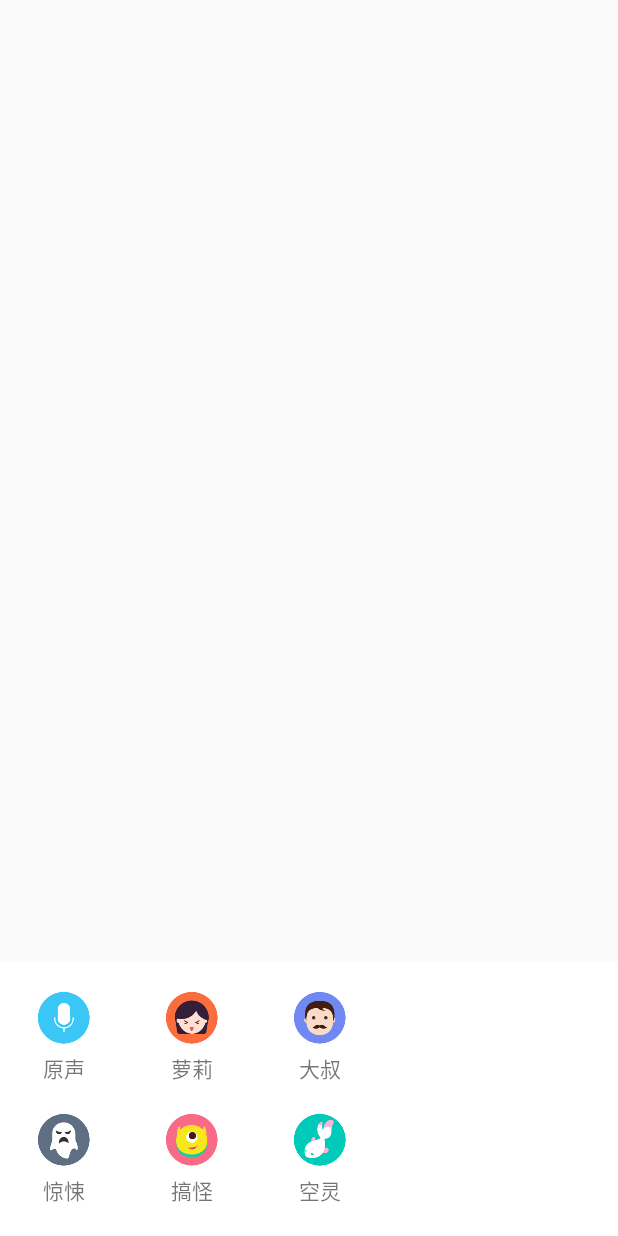
After one commit to JingMeng/ChangeVoice, an Android app: the layout qq_activity.xml on its own in the app's theme, with its tools: preview values and no code run, on a phone screen of 412 x 824 dp. The commit adds this screen. Run offline under Robolectric (Android 15) with nearby library versions, the phone set to English and light mode, and no system bars.

Commit message:
原声播放

```diff
--- a/app/src/main/AndroidManifest.xml
+++ b/app/src/main/AndroidManifest.xml
@@ -1,6 +1,9 @@
 <?xml version="1.0" encoding="utf-8"?>
 <manifest xmlns:android="http://schemas.android.com/apk/res/android"
     package="com.sinieco.changevoice">
+    <uses-permission android:name="android.permission.WRITE_EXTERNAL_STORAGE"/>
+    <uses-permission android:name="android.permission.READ_EXTERNAL_STORAGE"/>
+    <uses-permission android:name="android.permission.RECORD_AUDIO"/>
 
     <application
         android:allowBackup="true"
@@ -9,7 +12,7 @@
         android:roundIcon="@mipmap/ic_launcher_round"
         android:supportsRtl="true"
         android:theme="@style/AppTheme">
-        <activity android:name=".MainActivity">
+        <activity android:name=".QQVoiceActivity">
             <intent-filter>
                 <action android:name="android.intent.action.MAIN" />
 
--- /dev/null
+++ b/app/src/main/res/layout/qq_activity.xml
@@ -0,0 +1,115 @@
+<RelativeLayout xmlns:android="http://schemas.android.com/apk/res/android"
+    xmlns:tools="http://schemas.android.com/tools"
+    android:layout_width="match_parent"
+    android:layout_height="match_parent" >
+
+    <LinearLayout
+        android:layout_width="fill_parent"
+        android:layout_height="wrap_content"
+        android:layout_alignParentBottom="true"
+        android:orientation="vertical"
+        android:background="#FFF"
+        android:paddingBottom="20dp" >
+
+        <LinearLayout
+            android:layout_width="wrap_content"
+            android:layout_height="wrap_content"
+            android:orientation="horizontal"
+            android:layout_marginTop="20dp">
+
+            <LinearLayout
+                android:layout_width="wrap_content"
+                android:layout_height="wrap_content"
+                android:orientation="vertical">
+                <ImageView
+                    android:id="@+id/btn_record"
+                    style="@style/AudioImgStyle"
+                    android:src="@mipmap/record"
+                    android:onClick="mFix"/>
+                <TextView
+                    style="@style/AudioTextStyle"
+                    android:text="原声"/>
+            </LinearLayout>
+
+            <LinearLayout
+                android:layout_width="wrap_content"
+                android:layout_height="wrap_content"
+                android:orientation="vertical">
+                <ImageView
+                    android:id="@+id/btn_luoli"
+                    style="@style/AudioImgStyle"
+                    android:src="@mipmap/luoli"
+                    android:onClick="mFix"/>
+                <TextView
+                    style="@style/AudioTextStyle"
+                    android:text="萝莉"/>
+            </LinearLayout>
+
+
+            <LinearLayout
+                android:layout_width="wrap_content"
+                android:layout_height="wrap_content"
+                android:orientation="vertical">
+                <ImageView
+                    android:id="@+id/btn_dashu"
+                    style="@style/AudioImgStyle"
+                    android:src="@mipmap/dashu"
+                    android:onClick="mFix"/>
+                <TextView
+                    style="@style/AudioTextStyle"
+                    android:text="大叔"/>
+            </LinearLayout>
+        </LinearLayout>
+
+        <LinearLayout
+            android:layout_width="wrap_content"
+            android:layout_height="wrap_content"
+            android:orientation="horizontal"
+            android:layout_marginTop="20dp">
+
+            <LinearLayout
+                android:layout_width="wrap_content"
+                android:layout_height="wrap_content"
+                android:orientation="vertical">
+                <ImageView
+                    android:id="@+id/btn_jingsong"
+                    style="@style/AudioImgStyle"
+                    android:src="@mipmap/jingsong"
+                    android:onClick="mFix"/>
+                <TextView
+                    style="@style/AudioTextStyle"
+                    android:text="惊悚"/>
+            </LinearLayout>
+
+            <LinearLayout
+                android:layout_width="wrap_content"
+                android:layout_height="wrap_content"
+                android:orientation="vertical">
+                <ImageView
+                    android:id="@+id/btn_gaoguai"
+                    style="@style/AudioImgStyle"
+                    android:src="@mipmap/gaoguai"
+                    android:onClick="mFix"/>
+                <TextView
+                    style="@style/AudioTextStyle"
+                    android:text="搞怪"/>
+            </LinearLayout>
+
+            <LinearLayout
+                android:layout_width="wrap_content"
+                android:layout_height="wrap_content"
+                android:orientation="vertical">
+                <ImageView
+                    android:id="@+id/btn_kongling"
+                    style="@style/AudioImgStyle"
+                    android:src="@mipmap/kongling"
+                    android:onClick="mFix"/>
+                <TextView
+                    style="@style/AudioTextStyle"
+                    android:text="空灵"/>
+            </LinearLayout>
+        </LinearLayout>
+    </LinearLayout>
+
+
+</RelativeLayout>
--- a/app/src/main/res/values/styles.xml
+++ b/app/src/main/res/values/styles.xml
@@ -8,4 +8,18 @@
         <item name="colorAccent">@color/colorAccent</item>
     </style>
 
+    <style name="AudioImgStyle">
+        <item name="android:layout_width">wrap_content</item>
+        <item name="android:layout_height">wrap_content</item>
+        <item name="android:layout_marginLeft">25dp</item>
+        <item name="android:layout_marginRight">25dp</item>
+    </style>
+
+    <style name="AudioTextStyle">
+        <item name="android:layout_width">wrap_content</item>
+        <item name="android:layout_height">wrap_content</item>
+        <item name="android:layout_marginTop">5dp</item>
+        <item name="android:layout_gravity">center_horizontal</item>
+    </style>
+
 </resources>
```
Also changed, not shown: app/src/main/java/com/sinieco/changevoice/EffectUtils.java (added, +24 -0 lines), app/src/main/java/com/sinieco/changevoice/QQVoiceActivity.java (added, +57 -0 lines), app/src/main/java/com/sinieco/changevoice/XPermissionUtils.java (added, +95 -0 lines), app/src/main/res/mipmap-xxhdpi/btn_record.png (added), app/src/main/res/mipmap-xxhdpi/dashu.png (added), app/src/main/res/mipmap-xxhdpi/gaoguai.png (added), app/src/main/res/mipmap-xxhdpi/jingsong.png (added), app/src/main/res/mipmap-xxhdpi/kongling.PNG (added), app/src/main/res/mipmap-xxhdpi/luoli.png (added), app/src/main/res/mipmap-xxhdpi/record.png (added), 3 other files.
